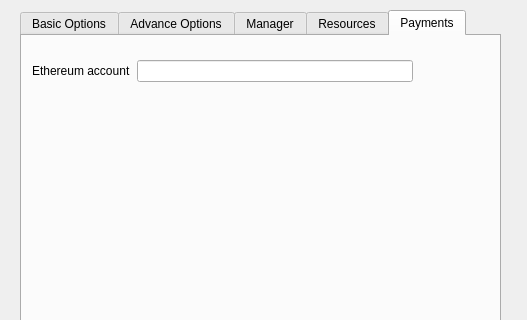
Qt form gnr/ui/ConfigurationDialog.ui (golemfactory/clay) before a commit; both pictures show x 0 to 527 and y 0 to 320 of the 527 by 659 pixel window.
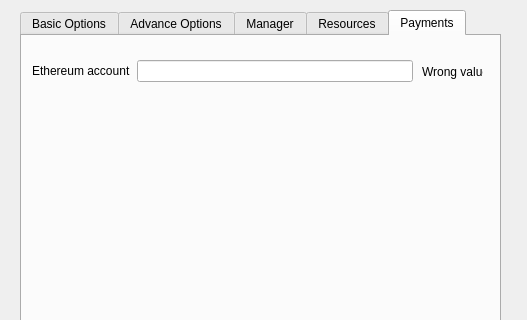
The same form after that commit. The open tabs and pages were chosen to show the change.

Commit message: Ethereum address validation in customizer

The edit to the form file:
```diff
--- a/gnr/ui/ConfigurationDialog.ui
+++ b/gnr/ui/ConfigurationDialog.ui
@@ -878,6 +878,19 @@
          </item>
         </layout>
        </widget>
+       <widget class="QLabel" name="accountStatusLabel">
+        <property name="geometry">
+         <rect>
+          <x>400</x>
+          <y>20</y>
+          <width>61</width>
+          <height>31</height>
+         </rect>
+        </property>
+        <property name="text">
+         <string>Wrong value</string>
+        </property>
+       </widget>
       </widget>
      </widget>
     </item>
```
Left out of the diff: 3 changed lines with no effect on the pictures. The commit also changes 1 other file.
